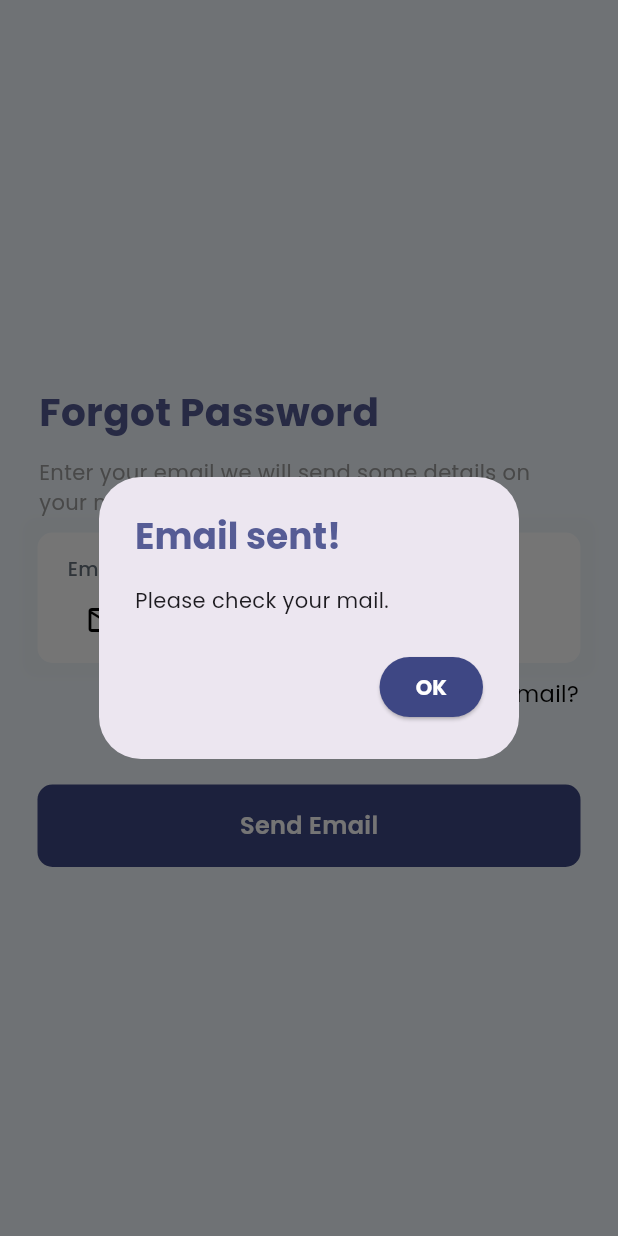
After one commit to Engraver13/GLSeUniVerse-master, a Flutter app: the forgotPassword screen opened directly, after a tap on "Send Email", on a phone screen of 412 x 824 dp. The commit adds this screen. Run offline on Flutter 3.47's test engine with Material 3 defaults, Android fonts, the phone set to English and light mode, and no system bars; our stand-ins replace animated_bottom_navigation_bar, camera, file_picker, fluttertoast, get, google_fonts and 1 more; missing offline and left inert: flutter_barcode_scanner, icon_badge, qr_code_scanner; network calls fail.

Commit message:
4th commit

```diff
--- /dev/null
+++ b/lib/forgotPassword.dart
@@ -0,0 +1,194 @@
+// import 'dart:js';
+
+import 'package:GLSeUniVerse/colors.dart';
+import 'package:GLSeUniVerse/loginPage.dart';
+import 'package:flutter/material.dart';
+
+class forgotPassword extends StatefulWidget {
+  const forgotPassword({super.key});
+
+  @override
+  State<forgotPassword> createState() => _forgotPasswordState();
+}
+
+class _forgotPasswordState extends State<forgotPassword> {
+  TextEditingController _email = TextEditingController();
+
+  // function - message for email sent to user
+  void _showMessage(BuildContext context) {
+    showDialog(
+      context: context,
+      builder: (BuildContext context) {
+        return AlertDialog(
+          title: Text(
+            'Email sent!',
+            style: TextStyle(fontWeight: FontWeight.bold, color: mainFontColor),
+          ),
+          content: Text('Please check your mail.'),
+          actions: [
+            ElevatedButton(
+              onPressed: () {
+                Navigator.push(context, MaterialPageRoute(
+                  builder: (context) {
+                    return loginPage();
+                  },
+                ));
+              },
+              child: Text(
+                'OK',
+                style: TextStyle(color: white, fontWeight: FontWeight.bold),
+              ),
+              style: ElevatedButton.styleFrom(backgroundColor: buttoncolor),
+            ),
+          ],
+        );
+      },
+    );
+  }
+
+  @override
+  Widget build(BuildContext context) {
+    return Scaffold(
+      backgroundColor: primary,
+      body: SafeArea(
+        child: Center(
+          child: SingleChildScrollView(
+            child: Column(
+              mainAxisAlignment: MainAxisAlignment.center,
+              children: [
+                Align(
+                    alignment: Alignment.topLeft,
+                    child: Padding(
+                      padding: const EdgeInsets.symmetric(
+                          vertical: 10, horizontal: 26),
+                      child: Text(
+                        "Forgot Password",
+                        style: TextStyle(
+                            fontSize: 26,
+                            fontWeight: FontWeight.bold,
+                            color: mainFontColor),
+                      ),
+                    )),
+                SizedBox(
+                  height: 2,
+                ),
+                Padding(
+                  padding: const EdgeInsets.symmetric(horizontal: 26),
+                  child: Text(
+                    "Enter your email we will send some details on your mail.",
+                    style: TextStyle(color: grey),
+                  ),
+                ),
+                SizedBox(
+                  height: 10,
+                ),
+                Container(
+                    width: 600,
+                    margin: EdgeInsets.symmetric(horizontal: 25),
+                    decoration: BoxDecoration(
+                        color: white,
+                        borderRadius: BorderRadius.circular(10),
+                        boxShadow: [
+                          BoxShadow(
+                            color: grey.withOpacity(0.03),
+                            spreadRadius: 10,
+                            blurRadius: 3,
+                            // changes position of shadow
+                          ),
+                        ]),
+                    child: Padding(
+                      padding: const EdgeInsets.only(
+                          left: 20, top: 15, bottom: 5, right: 20),
+                      child: Column(
+                        crossAxisAlignment: CrossAxisAlignment.start,
+                        children: [
+                          Text(
+                            "Email",
+                            style: TextStyle(
+                                fontWeight: FontWeight.w500,
+                                fontSize: 13,
+                                color: Color(0xff67727d)),
+                          ),
+                          TextField(
+                            controller: _email,
+                            cursorColor: black,
+                            style: TextStyle(
+                                fontSize: 17,
+                                fontWeight: FontWeight.w500,
+                                color: black),
+                            decoration: InputDecoration(
+                                prefixIcon: Icon(Icons.email_outlined),
+                                prefixIconColor: black,
+                                hintText: "Email Id",
+                                border: InputBorder.none),
+                          ),
+                        ],
+                      ),
+                    )),
+                SizedBox(
+                  height: 10,
+                ),
+                Padding(
+                  padding: const EdgeInsets.only(left: 26.0, right: 26.0),
+                  child: Row(
+                    mainAxisAlignment: MainAxisAlignment.end,
+                    children: [
+                      // Text(
+                      //   "Signup",
+                      //   style: TextStyle(
+                      //       color: Colors.black,
+                      //       fontSize: 15,
+                      //       fontWeight: FontWeight.w300),
+                      // ),
+                      GestureDetector(
+                        onTap: () {
+                          // Navigator.push(context, MaterialPageRoute(
+                          //   builder: (context) {
+                          //     return forgotPassword();
+                          //   },
+                          // ));
+                        },
+                        child: Text(
+                          "Resend Email?",
+                          style: TextStyle(
+                            color: black,
+                            fontSize: 15,
+                          ),
+                        ),
+                      ),
+                    ],
+                  ),
+                ),
+                SizedBox(
+                  height: 50,
+                ),
+                GestureDetector(
+                  onTap: () {
+                    _showMessage(context);
+                  },
+                  child: Container(
+                    padding: EdgeInsets.all(16),
+                    margin: EdgeInsets.symmetric(horizontal: 25),
+                    width: 600,
+                    decoration: BoxDecoration(
+                        color: buttoncolor,
+                        borderRadius: BorderRadius.circular(10)),
+                    child: Center(
+                      child: Text(
+                        "Send Email",
+                        style: TextStyle(
+                            color: Colors.white,
+                            fontSize: 16,
+                            fontWeight: FontWeight.w600),
+                      ),
+                    ),
+                  ),
+                ),
+              ],
+            ),
+          ),
+        ),
+      ),
+    );
+  }
+}
--- a/lib/loginPage.dart
+++ b/lib/loginPage.dart
@@ -1,4 +1,5 @@
 import 'package:GLSeUniVerse/colors.dart';
+import 'package:GLSeUniVerse/forgotPassword.dart';
 import 'package:GLSeUniVerse/home.dart';
 import 'package:GLSeUniVerse/loginPage.dart';
 import 'package:flutter/material.dart';
@@ -492,12 +493,21 @@ class _loginPageState extends State<loginPage> {
                   //       fontSize: 15,
                   //       fontWeight: FontWeight.w300),
                   // ),
-                  Text(
-                    "Forgot Password?",
-                    style: TextStyle(
-                        color: Colors.black,
-                        fontSize: 15,
-                        fontWeight: FontWeight.w300),
+                  GestureDetector(
+                    onTap: () {
+                      Navigator.push(context, MaterialPageRoute(
+                        builder: (context) {
+                          return forgotPassword();
+                        },
+                      ));
+                    },
+                    child: Text(
+                      "Forgot Password?",
+                      style: TextStyle(
+                          color: Colors.black,
+                          fontSize: 15,
+                          fontWeight: FontWeight.w300),
+                    ),
                   ),
                 ],
               ),
--- a/lib/visitorEntryPage.dart
+++ b/lib/visitorEntryPage.dart
@@ -13,6 +13,7 @@ class _visitorEntryState extends State<visitorEntry> {
   @override
   Widget build(BuildContext context) {
     return Scaffold(
+      // backgroundColor: primary,
       body: SingleChildScrollView(
         child: Padding(
           padding: const EdgeInsets.all(14.0),
```
